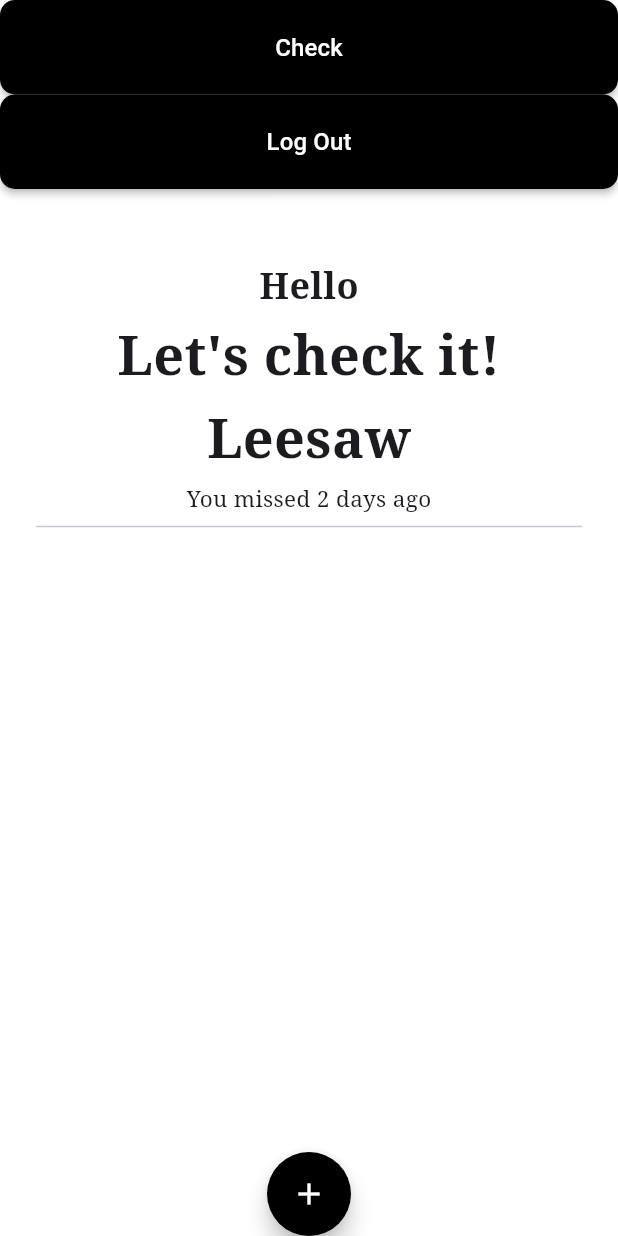
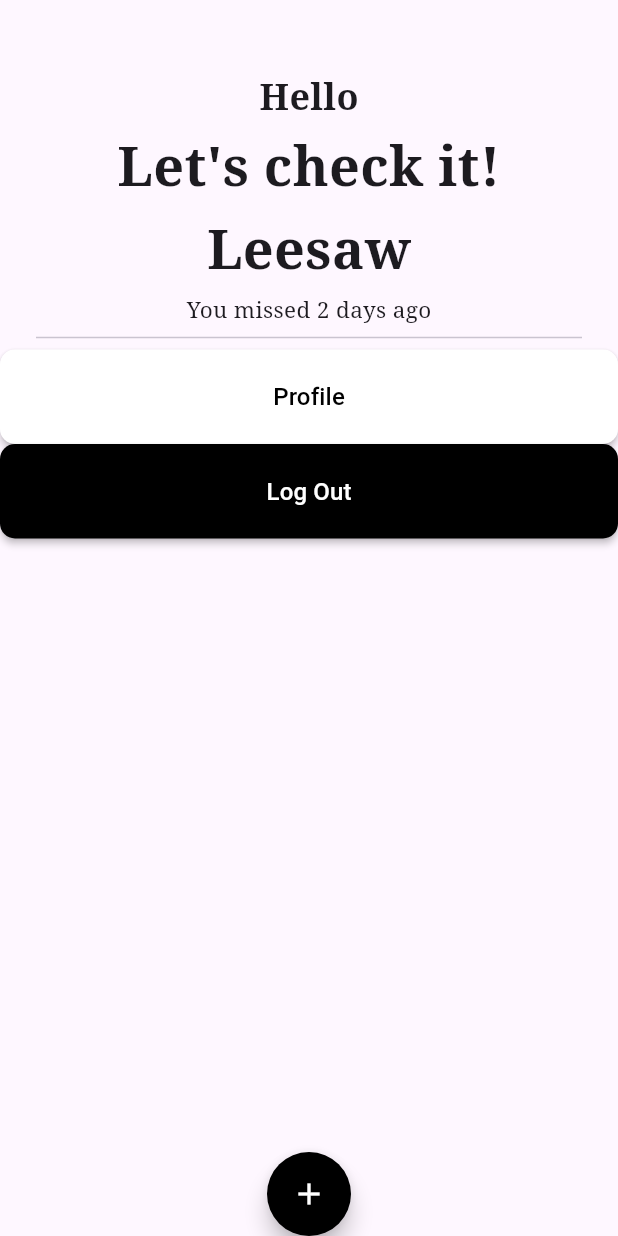
Before and after one commit to korawutp/P4Project, a Flutter app: the screen it shows after launch, after a tap on "Login", on a phone screen of 412 x 824 dp. Run offline on Flutter 3.47's test engine with Material 3 defaults, Android fonts, the phone set to English and light mode, and no system bars; our stand-ins replace google_fonts, iconsax; network calls fail.

Commit message:
New Folder Structure.

```diff
--- a/lib/main.dart
+++ b/lib/main.dart
@@ -1,19 +1,12 @@
 import 'package:flutter/material.dart';
 import 'package:workproject/screens/login.dart';
 
-void main() => runApp(MyApp());
-
-class MyApp extends StatelessWidget {
-  const MyApp({super.key});
-
-  @override
-  Widget build(BuildContext context) {
-    return MaterialApp(
+void main() {
+  runApp(
+    MaterialApp(
       debugShowCheckedModeBanner: false,
-      theme: ThemeData(
-        scaffoldBackgroundColor: Colors.white,
-      ),
+      title: 'MyFirstApp',
       home: LoginScreen(),
-    );
-  }
+    ),
+  );
 }
--- a/lib/screens/home.dart
+++ b/lib/screens/home.dart
@@ -1,5 +1,6 @@
 import 'package:flutter/material.dart';
 import 'package:google_fonts/google_fonts.dart';
+import 'package:workproject/screens/profile.dart';
 import 'check_screen.dart';
 import 'login.dart';
 
@@ -12,44 +13,6 @@ class HomeScreen extends StatelessWidget {
       body: Column(
         mainAxisAlignment: MainAxisAlignment.start,
         children: [
-          MaterialButton(
-            onPressed: () {
-              Navigator.push(
-                context,
-                MaterialPageRoute(builder: (context) => const CheckScreen()),
-              );
-            },
-            minWidth: double.infinity,
-            height: 45,
-            color: Colors.black,
-            padding: const EdgeInsets.symmetric(vertical: 20, horizontal: 80),
-            shape: RoundedRectangleBorder(
-              borderRadius: BorderRadius.circular(10.0),
-            ),
-            child: const Text(
-              "Check",
-              style: TextStyle(color: Colors.white, fontSize: 16.0),
-            ),
-          ),
-          MaterialButton(
-            onPressed: () {
-              Navigator.push(
-                context,
-                MaterialPageRoute(builder: (context) => const LoginScreen()),
-              );
-            },
-            minWidth: double.infinity,
-            height: 45,
-            color: Colors.black,
-            padding: const EdgeInsets.symmetric(vertical: 20, horizontal: 80),
-            shape: RoundedRectangleBorder(
-              borderRadius: BorderRadius.circular(10.0),
-            ),
-            child: const Text(
-              "Log Out",
-              style: TextStyle(color: Colors.white, fontSize: 16.0),
-            ),
-          ),
           const SizedBox(height: 48),
 
           // Hello
@@ -102,11 +65,56 @@ class HomeScreen extends StatelessWidget {
             padding: EdgeInsets.symmetric(horizontal: 24.0),
             child: Divider(),
           ),
+          // Profile button
+          MaterialButton(
+            onPressed: () {
+              Navigator.push(
+                context,
+                MaterialPageRoute(builder: (context) => ProfileScreen()),
+              );
+            },
+            minWidth: double.infinity,
+            height: 45,
+            color: Colors.white,
+            padding: const EdgeInsets.symmetric(vertical: 20, horizontal: 80),
+            shape: RoundedRectangleBorder(
+              borderRadius: BorderRadius.circular(10.0),
+            ),
+            child: const Text(
+              "Profile",
+              style: TextStyle(color: Colors.black, fontSize: 16.0),
+            ),
+          ),
+          // Logout button
+          MaterialButton(
+            onPressed: () {
+              Navigator.push(
+                context,
+                MaterialPageRoute(builder: (context) => const LoginScreen()),
+              );
+            },
+            minWidth: double.infinity,
+            height: 45,
+            color: Colors.black,
+            padding: const EdgeInsets.symmetric(vertical: 20, horizontal: 80),
+            shape: RoundedRectangleBorder(
+              borderRadius: BorderRadius.circular(10.0),
+            ),
+            child: const Text(
+              "Log Out",
+              style: TextStyle(color: Colors.white, fontSize: 16.0),
+            ),
+          ),
         ],
       ),
       floatingActionButtonLocation: FloatingActionButtonLocation.centerDocked,
       floatingActionButton: FloatingActionButton(
-        onPressed: () {},
+        onPressed: () {
+          Navigator.push(
+            context,
+            MaterialPageRoute(builder: (context) => const CheckScreen()),
+          );
+        },
         child: Icon(Icons.add),
         backgroundColor: Colors.black,
         foregroundColor: Colors.white,
--- /dev/null
+++ b/lib/screens/profile.dart
@@ -0,0 +1,15 @@
+import 'package:flutter/material.dart';
+
+class ProfileScreen extends StatelessWidget {
+  @override
+  Widget build(BuildContext context) {
+    return Scaffold(
+      appBar: AppBar(
+        title: Text('Profile'),
+      ),
+      body: Center(
+        child: Text('Profile Screen'),
+      ),
+    );
+  }
+}
```
Also changed, not shown: lib/my_app.dart (added, +162 -0 lines), pubspec.yaml (+20 -65 lines), 1 other file.
